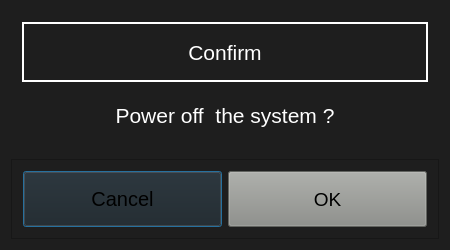
Above: src/confirm.ui from hjliaw/Candle-lathe before the change. Below: the same form after it.
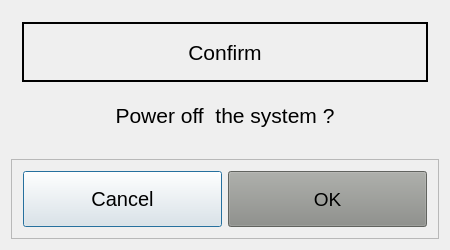
That is the form after the change.

Patch:
```diff
--- a/src/confirm.ui
+++ b/src/confirm.ui
@@ -14,7 +14,7 @@
    <string>Confirm</string>
   </property>
   <property name="styleSheet">
-   <string notr="true">background-color: rgb(30, 30, 30);
+   <string notr="true">
 
 </string>
   </property>
@@ -22,7 +22,7 @@
    <item>
     <widget class="QWidget" name="centralWidget" native="true">
      <property name="styleSheet">
-      <string notr="true">color: rgb(255, 255, 255);</string>
+      <string notr="true"/>
      </property>
      <layout class="QVBoxLayout" name="verticalLayout">
       <item>
```
Left out of the diff: 7 changed lines with no effect on the pictures.
